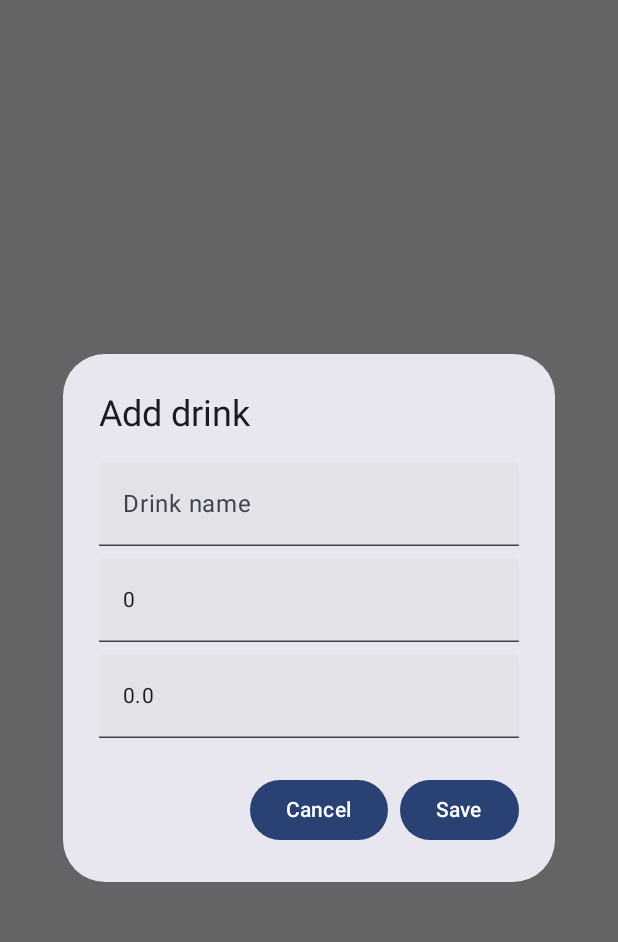
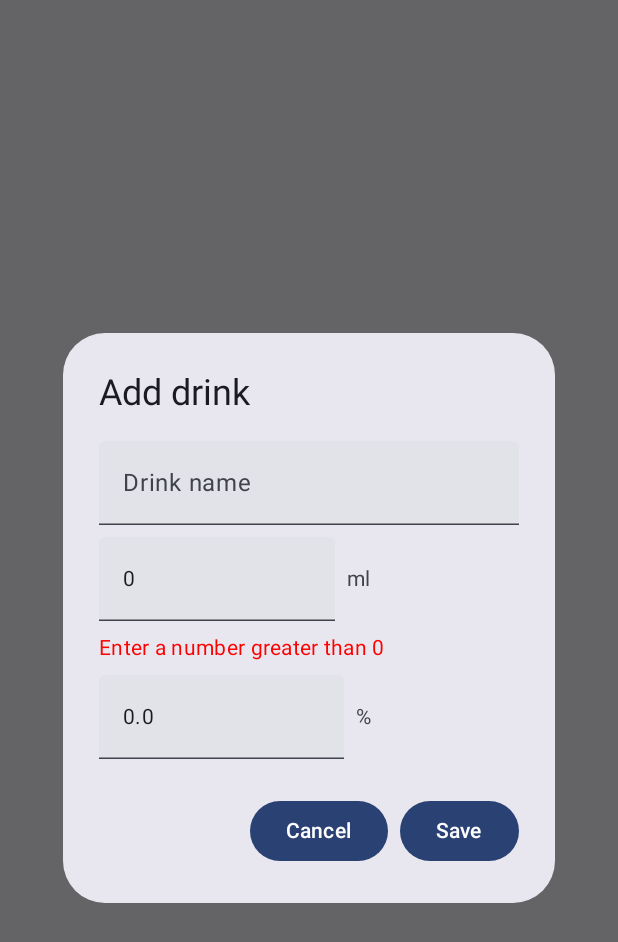
Before and after one commit to khakomaki/Drinkify, an Android app built with Jetpack Compose: the composable AddDrinkDialog shown on its own in the app's theme, after a tap on "Save", on a phone screen of 412 x 824 dp. Shown: the top 942 px of the screen. Run offline under Robolectric (Android 15) with nearby library versions, the phone set to English and light mode, and no system bars.

Commit message:
UI updates for adding drink + live validation in UI

```diff
--- a/app/src/main/java/com/example/drinkify/drinks/AddDrinkDialog.kt
+++ b/app/src/main/java/com/example/drinkify/drinks/AddDrinkDialog.kt
@@ -2,12 +2,16 @@ package com.example.drinkify.drinks
 
 import androidx.compose.foundation.layout.Arrangement
 import androidx.compose.foundation.layout.Column
+import androidx.compose.foundation.layout.Row
+import androidx.compose.foundation.layout.fillMaxWidth
 import androidx.compose.material3.AlertDialog
 import androidx.compose.material3.Button
 import androidx.compose.material3.Text
 import androidx.compose.material3.TextField
 import androidx.compose.runtime.Composable
+import androidx.compose.ui.Alignment
 import androidx.compose.ui.Modifier
+import androidx.compose.ui.graphics.Color
 import androidx.compose.ui.unit.dp
 
 @Composable
@@ -22,64 +26,71 @@ fun AddDrinkDialog(
             onEvent(DrinkEvent.hideDialog)
         },
         title = {
-            Text(
-                if (state.isEditingDrink) {
-                    "Edit drink"
-                } else {
-                    "Add drink"
-                }
-            )
+            Text( if (state.isEditingDrink) "Edit drink" else "Add drink" )
         },
         text = {
             Column(
                 verticalArrangement = Arrangement.spacedBy(8.dp)
             ) {
+                // drink name
                 TextField(
                     value = state.name,
                     onValueChange = {
                         onEvent(DrinkEvent.setName(it))
                     },
-                    placeholder = {
-                        Text(text = "Drink name")
-                    }
+                    placeholder = { Text(text = "Drink name") }
                 )
+
+                // amount
+                Row(
+                    horizontalArrangement = Arrangement.spacedBy(8.dp),
+                    verticalAlignment = Alignment.CenterVertically,
+                    modifier = Modifier.fillMaxWidth(0.5f)
+                ) {
                     TextField(
                         value = state.amountInMl.toString(),
                         onValueChange = {
                             onEvent(DrinkEvent.setAmountMl(it.toIntOrNull() ?: 0))
                         },
-                    placeholder = {
-                        Text(text = "Consumed amount in ml")
+                        placeholder = { Text(text = "Consumed amount in ml") },
+                        modifier = Modifier.weight(1f)
+                    )
+                    Text(text = "ml")
                 }
-                )
+                // live validation for amount
+                if(state.amountInMl <= 0) {
+                    Text(text = "Enter a number greater than 0", color = Color.Red)
+                }
+
+                // alcohol percentage
+                Row(
+                    horizontalArrangement = Arrangement.spacedBy(8.dp),
+                    verticalAlignment = Alignment.CenterVertically,
+                    modifier = Modifier.fillMaxWidth(0.5f)
+                ) {
                     TextField(
                         value = state.alcoholPercentage.toString(),
                         onValueChange = {
                             onEvent(DrinkEvent.setAlcoholPercentage(it.toFloatOrNull() ?: 0f))
                         },
-                    placeholder = {
-                        Text(text = "Drink percentage")
+                        placeholder = { Text(text = "Drink percentage") },
+                        modifier = Modifier.weight(1f)
+                    )
+                    Text(text = "%")
                 }
-                )
+                // live validation for percentage
+                if(state.alcoholPercentage < 0 || 100 < state.alcoholPercentage) {
+                    Text(text = "Enter a valid percentage", color = Color.Red)
+                }
             }
         },
         confirmButton = {
             Button(onClick = {
                 onEvent(
-                    if(state.isEditingDrink) {
-                        DrinkEvent.saveEditedDrink
-                    } else {
-                        DrinkEvent.saveDrink
-                    }
+                    if(state.isEditingDrink) DrinkEvent.saveEditedDrink else DrinkEvent.saveDrink
                 )
             }) {
-                Text(
-                    if(state.isEditingDrink) {
-                        "Save changes"
-                    } else {
-                        "Save"
-                    }
-                )
+                Text( if(state.isEditingDrink) "Save changes" else "Save" )
             }
         },
         dismissButton = {
--- a/app/src/main/java/com/example/drinkify/drinks/DrinkViewModel.kt
+++ b/app/src/main/java/com/example/drinkify/drinks/DrinkViewModel.kt
@@ -84,6 +84,7 @@ class DrinkViewModel(private val dao: DrinkDao): ViewModel() {
                     isEditingDrink = false,
                     selectedDrink = null
                 ) }
+                clearDialogState()
             }
 
             // saving new drink
```
Lines whose indentation alone changed are shown as unchanged.
